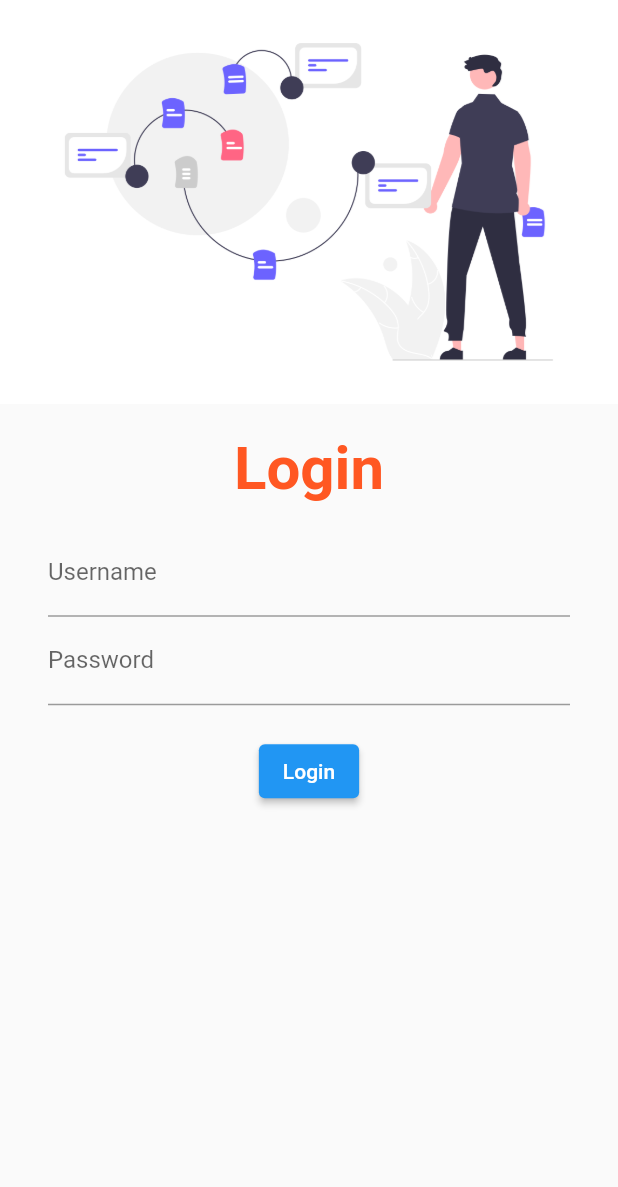
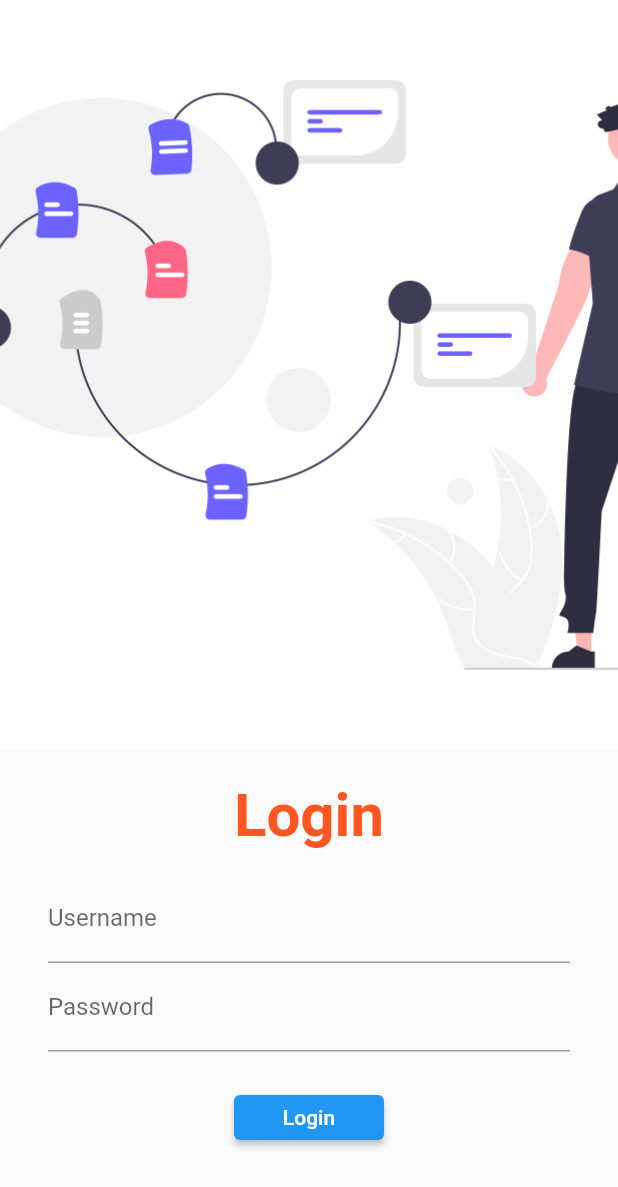
Before and after one commit to megh16123/flutter, a Flutter app: the screen it shows after launch, on a phone screen of 412 x 824 dp. Shown: the top 1187 px of the screen. Run offline on Flutter 3.47's test engine with Material 2 defaults, Android fonts, the phone set to English and light mode, and no system bars; our stand-ins replace google_fonts.

Commit message:
fifth day complete

```diff
--- a/lib/main.dart
+++ b/lib/main.dart
@@ -1,6 +1,8 @@
 import 'package:flutter/material.dart';
+import 'package:flutter_application_1/pages/homepage.dart';
 // import 'package:flutter_application_1/pages/homepage.dart';
 import 'package:flutter_application_1/pages/loginpage.dart';
+import 'package:flutter_application_1/utils/routes.dart';
 import 'package:google_fonts/google_fonts.dart';
 
 void main(){
@@ -20,7 +22,8 @@ class MyApp extends StatelessWidget {
         brightness: Brightness.dark,
       ),
      routes: {
-       "/":(context) => LoginPage(),
+       MyRoutes.loginRoute:(context) => LoginPage(),
+       MyRoutes.homeRoute:(context)=>HomePage(),
      },
     );
   }
--- a/lib/pages/loginpage.dart
+++ b/lib/pages/loginpage.dart
@@ -1,4 +1,5 @@
 import 'package:flutter/material.dart';
+import 'package:flutter_application_1/utils/routes.dart';
 
 class LoginPage extends StatelessWidget {
   const LoginPage({ Key? key }) : super(key: key);
@@ -6,9 +7,9 @@ class LoginPage extends StatelessWidget {
   @override
   Widget build(BuildContext context) {
     return Material(
-      child: Column(
+      child: SingleChildScrollView(child: Column(
         children: [
-          Image.asset("assets/images/login.png",fit: BoxFit.cover),
+          Image.asset("assets/images/login.png",fit: BoxFit.cover,height: 500,),
           SizedBox(
             height: 20.0,
           ),
@@ -40,15 +41,17 @@ class LoginPage extends StatelessWidget {
             height: 20.0,
           ),
           ElevatedButton(
-            onPressed:(){print("Hello Appie");},
+            onPressed:(){
+              Navigator.pushNamed(context, MyRoutes.homeRoute);
+            },
             child: Text("Login"),
-            style: TextButton.styleFrom(),
+            style: TextButton.styleFrom(minimumSize: Size(100,30)),
             )
            ],
          ),
        )
         ],
-      )
+      ))
     );
   }
 }
--- /dev/null
+++ b/lib/utils/routes.dart
@@ -0,0 +1,5 @@
+class MyRoutes{
+  static String loginRoute = "/";
+  static String homeRoute = "/home";
+
+}
```
